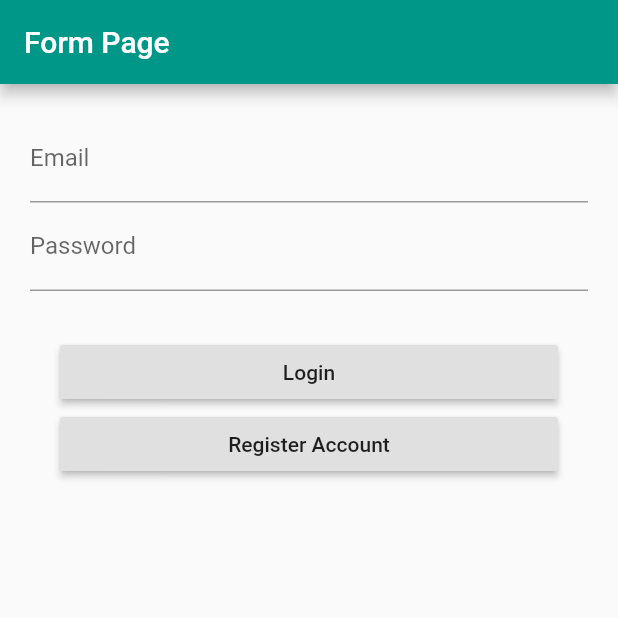
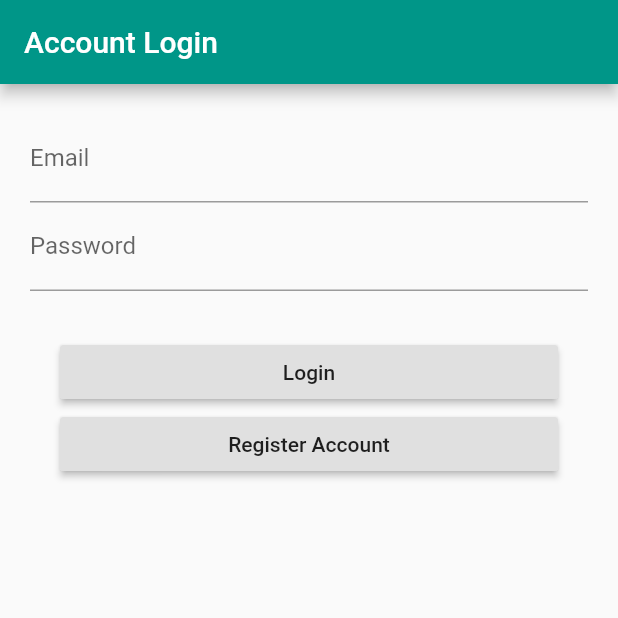
Before and after one commit to aaronksaunders/flutter_firebase_auth_app, a Flutter app: the screen it shows after launch, on a phone screen of 412 x 824 dp, the top half of it. Run offline on Flutter 3.47's test engine with Material 2 defaults, Android fonts, the phone set to English and light mode, and no system bars; our stand-ins replace cloud_firestore, firebase_auth, flutter_icons; accounts and stored records are empty.

Commit message:
addressed title changes between login and create account

```diff
--- a/lib/screens/Login.dart
+++ b/lib/screens/Login.dart
@@ -13,6 +13,7 @@ class _LoginPageState extends State<LoginPage> {
   final _scaffoldKey = GlobalKey<ScaffoldState>();
 
   String _email, _password, _firstName, _lastName;
+  String _pageTitle = "Account Login";
   FormType _formType = FormType.LOGIN;
 
   bool validate() {
@@ -27,7 +28,6 @@ class _LoginPageState extends State<LoginPage> {
   }
 
   _showErrorMessage(_error) {
-
     // if one is open, close it
     _scaffoldKey.currentState
         .hideCurrentSnackBar(reason: SnackBarClosedReason.action);
@@ -85,10 +85,12 @@ class _LoginPageState extends State<LoginPage> {
     if (state == 'register') {
       setState(() {
         _formType = FormType.REGISTER;
+        _pageTitle = 'Account Registration';
       });
     } else {
       setState(() {
         _formType = FormType.LOGIN;
+        _pageTitle = 'Account Login';
       });
     }
   }
@@ -98,7 +100,7 @@ class _LoginPageState extends State<LoginPage> {
     return Scaffold(
       key: _scaffoldKey,
       appBar: AppBar(
-        title: Text('Form Page'),
+        title: Text(_pageTitle),
       ),
       body: Center(
         child: Form(
```
